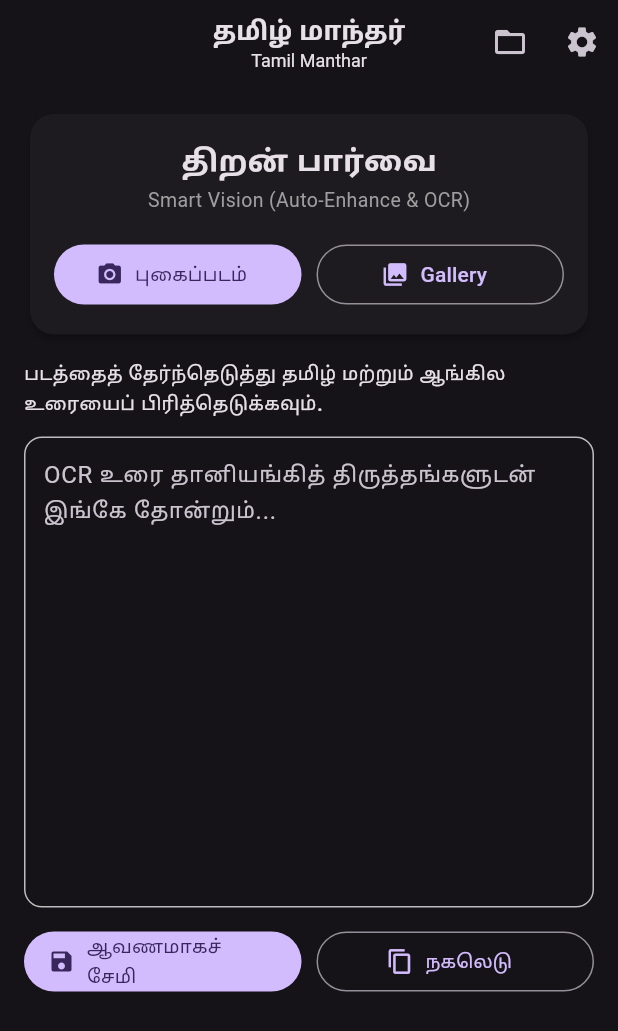
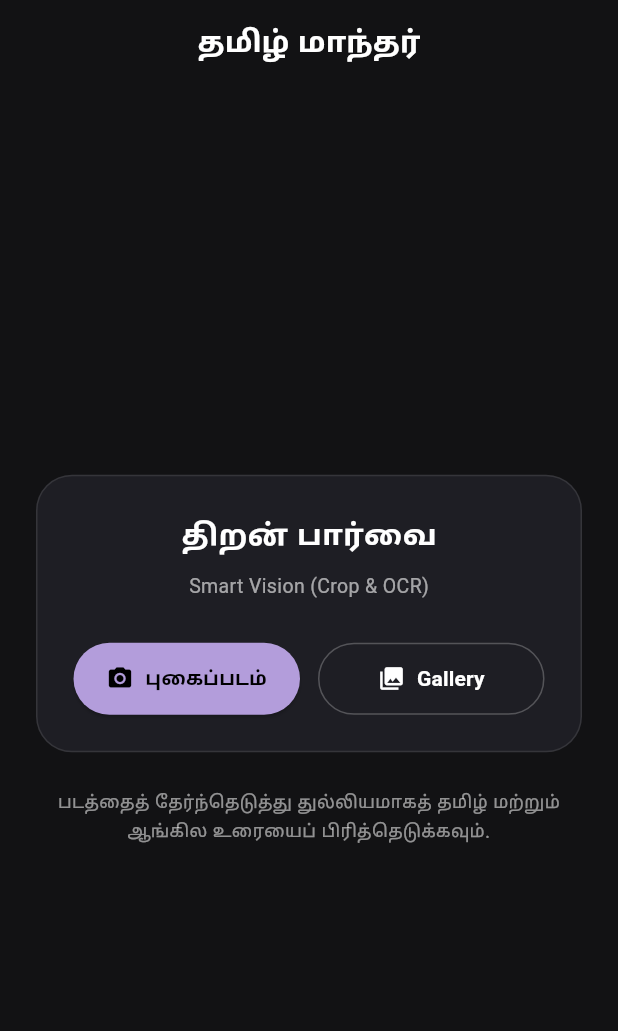
Before and after one commit to Tamilprabhat/Tamil-manthar-, a Flutter app: the screen it shows after launch, after a tap on "புகைப்படம்", on a phone screen of 412 x 824 dp. Shown: the top 1031 px of the screen. Run offline on Flutter 3.47's test engine with Material 3 defaults, Android fonts, the phone set to English and light mode, and no system bars; our stand-ins replace image_cropper, image_picker; missing offline and left inert: flutter_tesseract_ocr.

Commit message:
Add Image Cropper and A4 Document Editor Screen

```diff
--- a/lib/main.dart
+++ b/lib/main.dart
@@ -1,336 +1,154 @@
+import 'dart:io';
 import 'package:flutter/material.dart';
 import 'package:flutter/services.dart';
 import 'package:image_picker/image_picker.dart';
+import 'package:image_cropper/image_cropper.dart';
 import 'ocr_service.dart';
 
 void main() {
   runApp(const TamilMantharApp());
 }
 
-class TamilMantharApp extends StatefulWidget {
+class TamilMantharApp extends StatelessWidget {
   const TamilMantharApp({super.key});
-
-  @override
-  State<TamilMantharApp> createState() => _TamilMantharAppState();
-}
-
-class _TamilMantharAppState extends State<TamilMantharApp> {
-  ThemeMode _themeMode = ThemeMode.dark;
-  double _fontSize = 16.0;
-
-  void _toggleTheme(bool isDark) {
-    setState(() {
-      _themeMode = isDark ? ThemeMode.dark : ThemeMode.light;
-    });
-  }
-
-  void _changeFontSize(double size) {
-    setState(() {
-      _fontSize = size;
-    });
-  }
 
   @override
   Widget build(BuildContext context) {
     return MaterialApp(
-      title: 'Tamil Manthar',
+      title: 'தமிழ் மாந்தர்',
       debugShowCheckedModeBanner: false,
-      themeMode: _themeMode,
-      theme: ThemeData(
-        useMaterial3: true,
-        brightness: Brightness.light,
-        colorSchemeSeed: Colors.deepPurple,
+      theme: ThemeData.dark().copyWith(
+        scaffoldBackgroundColor: const Color(0xFF121214),
+        colorScheme: const ColorScheme.dark(
+          primary: Color(0xFFB39DDB),
+          secondary: Color(0xFF9575CD),
+          surface: Color(0xFF1E1E24),
         ),
-      darkTheme: ThemeData(
-        useMaterial3: true,
-        brightness: Brightness.dark,
-        colorSchemeSeed: Colors.deepPurple,
       ),
-      home: HomePage(
-        isDark: _themeMode == ThemeMode.dark,
-        fontSize: _fontSize,
-        onThemeChanged: _toggleTheme,
-        onFontSizeChanged: _changeFontSize,
-      ),
+      home: const HomeScreen(),
     );
   }
 }
 
-class HomePage extends StatefulWidget {
-  final bool isDark;
-  final double fontSize;
-  final Function(bool) onThemeChanged;
-  final Function(double) onFontSizeChanged;
-
-  const HomePage({
-    super.key,
-    required this.isDark,
-    required this.fontSize,
-    required this.onThemeChanged,
-    required this.onFontSizeChanged,
-  });
+// முதல் திரை: முகப்புப் பக்கம் (Home Screen)
+class HomeScreen extends StatefulWidget {
+  const HomeScreen({super.key});
 
   @override
-  State<HomePage> createState() => _HomePageState();
+  State<HomeScreen> createState() => _HomeScreenState();
 }
 
-class _HomePageState extends State<HomePage> {
-  final _picker = ImagePicker();
-  final _ocr = OcrService();
-  final _textController = TextEditingController();
+class _HomeScreenState extends State<HomeScreen> {
+  final ImagePicker _picker = ImagePicker();
+  final OcrService _ocrService = OcrService();
+  bool _isLoading = false;
 
-  bool _busy = false;
-  String _status = 'படத்தைத் தேர்ந்தெடுத்து தமிழ் மற்றும் ஆங்கில உரையைப் பிரித்தெடுக்கவும்.';
-  final List<Map<String, String>> _savedDocuments = [];
+  Future<void> _pickAndProcessImage(ImageSource source) async {
+    try {
+      final XFile? pickedFile = await _picker.pickImage(source: source);
+      if (pickedFile == null) return;
 
-  Future<void> _pick(ImageSource source) async {
-    try {
-      final image = await _picker.pickImage(source: source);
-      if (image == null) return;
-
-      setState(() {
-        _busy = true;
-        _status = 'நிழல் நீக்கப்பட்டு உரை பிரித்தெடுக்கப்படுகிறது... காத்திருக்கவும்.';
-      });
-
-      final result = await _ocr.extractText(image.path);
-
-      setState(() {
-        _textController.text = result;
-        _status = result.trim().isEmpty
-            ? 'எழுத்துக்கள் எதுவும் கண்டறியப்படவில்லை.'
-            : 'OCR முடிந்தது (வெளிச்ச சீரமைப்புடன்).';
-      });
-    } catch (e) {
-      setState(() {
-        _status = 'OCR பிழை: $e';
-      });
-    } finally {
-      setState(() {
-        _busy = false;
-      });
-    }
-  }
-
-  void _saveAsDocument() {
-    if (_textController.text.trim().isEmpty) {
-      ScaffoldMessenger.of(context).showSnackBar(
-        const SnackBar(content: Text('சேமிப்பதற்கு உரை எதுவும் இல்லை!')),
-      );
-      return;
-    }
-
-    final titleController = TextEditingController(
-      text: 'ஆவணம் ${_savedDocuments.length + 1}',
+      // கிராப்பிங் திரை திறத்தல்
+      CroppedFile? croppedFile = await ImageCropper().cropImage(
+        sourcePath: pickedFile.path,
+        uiSettings: [
+          AndroidUiSettings(
+            toolbarTitle: 'படத்தை ஒழுங்கமைக்கவும்',
+            toolbarColor: const Color(0xFF1E1E24),
+            toolbarWidgetColor: Colors.white,
+            initAspectRatio: CropAspectRatioPreset.original,
+            lockAspectRatio: false,
+          ),
+        ],
       );
 
-    showDialog(
-      context: context,
-      builder: (context) => AlertDialog(
-        title: const Text('ஆவணமாகச் சேமிக்க'),
-        content: TextField(
-          controller: titleController,
-          decoration: const InputDecoration(
-            labelText: 'ஆவணத் தலைப்பு',
-            border: OutlineInputBorder(),
-          ),
-        ),
-        actions: [
-          TextButton(
-            onPressed: () => Navigator.pop(context),
-            child: const Text('ரத்து'),
-          ),
-          FilledButton(
-            onPressed: () {
-              setState(() {
-                _savedDocuments.add({
-                  'title': titleController.text.trim(),
-                  'content': _textController.text,
-                  'date': DateTime.now().toString().substring(0, 16),
-                });
-              });
-              Navigator.pop(context);
-              ScaffoldMessenger.of(context).showSnackBar(
-                const SnackBar(content: Text('ஆவணம் வெற்றிகரமாகச் சேமிக்கப்பட்டது!')),
-              );
-            },
-            child: const Text('சேமி'),
-          ),
-        ],
+      if (croppedFile == null) return;
+
+      setState(() => _isLoading = true);
+
+      // OCR மூலம் உரையைப் பிரித்தெடுத்தல்
+      String extractedText = await _ocrService.extractText(croppedFile.path);
+
+      setState(() => _isLoading = false);
+
+      if (!mounted) return;
+
+      // இரண்டாவது திரைக்குச் செல்லுதல் (A4 Document Editor)
+      Navigator.push(
+        context,
+        MaterialPageRoute(
+          builder: (context) => DocumentEditorScreen(initialText: extractedText),
         ),
       );
+    } catch (e) {
+      setState(() => _isLoading = false);
+      ScaffoldMessenger.of(context).showSnackBar(
+        SnackBar(content: Text('பிழை: $e')),
+      );
     }
-
-  void _openSavedDocuments() {
-    showModalBottomSheet(
-      context: context,
-      isScrollControlled: true,
-      shape: const RoundedRectangleBorder(
-        borderRadius: BorderRadius.vertical(top: Radius.circular(20)),
-      ),
-      builder: (context) {
-        return DraggableScrollableSheet(
-          initialChildSize: 0.7,
-          minChildSize: 0.5,
-          maxChildSize: 0.95,
-          expand: false,
-          builder: (context, scrollController) {
-            return Padding(
-              padding: const EdgeInsets.all(16),
-              child: Column(
-                crossAxisAlignment: CrossAxisAlignment.start,
-                children: [
-                  Row(
-                    mainAxisAlignment: MainAxisAlignment.spaceBetween,
-                    children: [
-                      const Text(
-                        'சேமிக்கப்பட்ட ஆவணங்கள்',
-                        style: TextStyle(fontSize: 18, fontWeight: FontWeight.bold),
-                      ),
-                      IconButton(
-                        icon: const Icon(Icons.close),
-                        onPressed: () => Navigator.pop(context),
-                      )
-                    ],
-                  ),
-                  const Divider(),
-                  _savedDocuments.isEmpty
-                      ? const Expanded(
-                          child: Center(
-                            child: Text('ஆவணங்கள் எதுவும் இதுவரை சேமிக்கப்படவில்லை.'),
-                          ),
-                        )
-                      : Expanded(
-                          child: ListView.builder(
-                            controller: scrollController,
-                            itemCount: _savedDocuments.length,
-                            itemBuilder: (context, index) {
-                              final doc = _savedDocuments[index];
-                              return Card(
-                                margin: const EdgeInsets.symmetric(vertical: 6),
-                                child: ListTile(
-                                  leading: const Icon(Icons.description, color: Colors.deepPurple),
-                                  title: Text(doc['title'] ?? '', style: const TextStyle(fontWeight: FontWeight.bold)),
-                                  subtitle: Text(doc['date'] ?? ''),
-                                  trailing: IconButton(
-                                    icon: const Icon(Icons.delete_outline, color: Colors.red),
-                                    onPressed: () {
-                                      setState(() {
-                                        _savedDocuments.removeAt(index);
-                                      });
-                                      Navigator.pop(context);
-                                    },
-                                  ),
-                                  onTap: () {
-                                    setState(() {
-                                      _textController.text = doc['content'] ?? '';
-                                    });
-                                    Navigator.pop(context);
-                                  },
-                                ),
-                              );
-                            },
-                          ),
-                        ),
-                ],
-              ),
-            );
-          },
-        );
-      },
-    );
   }
 
   @override
   Widget build(BuildContext context) {
     return Scaffold(
       appBar: AppBar(
-        title: Column(
-          children: const [
-            Text('தமிழ் மாந்தர்', style: TextStyle(fontWeight: FontWeight.bold, fontSize: 19)),
-            Text('Tamil Manthar', style: TextStyle(fontSize: 12, fontWeight: FontWeight.normal)),
-          ],
+        title: const Text('தமிழ் மாந்தர்', style: TextStyle(fontWeight: FontWeight.bold)),
+        centerTitle: true,
+        backgroundColor: Colors.transparent,
+        elevation: 0,
       ),
-        centerTitle: true,
-        actions: [
-          IconButton(
-            icon: const Icon(Icons.folder_open),
-            tooltip: 'Saved Documents',
-            onPressed: _openSavedDocuments,
+      body: Center(
+        child: Padding(
+          padding: const EdgeInsets.symmetric(horizontal: 24.0),
+          child: Column(
+            mainAxisAlignment: MainAxisAlignment.center,
+            children: [
+              Container(
+                padding: const EdgeInsets.all(24),
+                decoration: BoxDecoration(
+                  color: const Color(0xFF1E1E24),
+                  borderRadius: BorderRadius.circular(24),
+                  border: Border.all(color: Colors.white10),
                 ),
-          IconButton(
-            icon: const Icon(Icons.settings),
-            tooltip: 'Settings',
-            onPressed: () {
-              showModalBottomSheet(
-                context: context,
-                builder: (context) => Padding(
-                  padding: const EdgeInsets.all(20),
-                  child: Column(
-                    mainAxisSize: MainAxisSize.min,
-                    children: [
-                      SwitchListTile(
-                        title: const Text('இருள் முறை (Dark Mode)'),
-                        value: widget.isDark,
-                        onChanged: (val) {
-                          widget.onThemeChanged(val);
-                          Navigator.pop(context);
-                        },
-                      ),
-                      const SizedBox(height: 10),
-                      Text('எழுத்து அளவு: ${widget.fontSize.toInt()} sp'),
-                      Slider(
-                        min: 12.0,
-                        max: 26.0,
-                        divisions: 7,
-                        value: widget.fontSize,
-                        onChanged: (val) => widget.onFontSizeChanged(val),
-                      ),
-                    ],
-                  ),
-                ),
-              );
-            },
-          ),
-        ],
-      ),
-      body: SafeArea(
-        child: SingleChildScrollView(
-          padding: const EdgeInsets.all(16),
-          child: Column(
-            crossAxisAlignment: CrossAxisAlignment.stretch,
-            children: [
-              Card(
-                elevation: 2,
-                shape: RoundedRectangleBorder(borderRadius: BorderRadius.circular(16)),
-                child: Padding(
-                  padding: const EdgeInsets.all(16),
                 child: Column(
                   children: [
                     const Text(
                       'திறன் பார்வை',
-                        style: TextStyle(fontSize: 22, fontWeight: FontWeight.bold),
+                      style: TextStyle(fontSize: 22, fontWeight: FontWeight.bold, color: Colors.white),
                     ),
+                    const SizedBox(height: 8),
                     const Text(
-                        'Smart Vision (Auto-Enhance & OCR)',
-                        style: TextStyle(fontSize: 13, color: Colors.grey),
+                      'Smart Vision (Crop & OCR)',
+                      style: TextStyle(fontSize: 13, color: Colors.white60),
                     ),
-                      const SizedBox(height: 16),
+                    const SizedBox(height: 28),
                     Row(
                       children: [
                         Expanded(
-                            child: FilledButton.icon(
-                              onPressed: _busy ? null : () => _pick(ImageSource.camera),
+                          child: ElevatedButton.icon(
+                            style: ElevatedButton.styleFrom(
+                              backgroundColor: const Color(0xFFB39DDB),
+                              foregroundColor: Colors.black,
+                              padding: const EdgeInsets.symmetric(vertical: 14),
+                              shape: RoundedRectangleBorder(borderRadius: BorderRadius.circular(30)),
+                            ),
+                            onPressed: _isLoading ? null : () => _pickAndProcessImage(ImageSource.camera),
                             icon: const Icon(Icons.camera_alt),
-                              label: const Text('புகைப்படம்'),
+                            label: const Text('புகைப்படம்', style: TextStyle(fontWeight: FontWeight.bold)),
                           ),
                         ),
-                          const SizedBox(width: 10),
+                        const SizedBox(width: 12),
                         Expanded(
                           child: OutlinedButton.icon(
-                              onPressed: _busy ? null : () => _pick(ImageSource.gallery),
+                            style: OutlinedButton.styleFrom(
+                              foregroundColor: Colors.white,
+                              side: const BorderSide(color: Colors.white24),
+                              padding: const EdgeInsets.symmetric(vertical: 14),
+                              shape: RoundedRectangleBorder(borderRadius: BorderRadius.circular(30)),
+                            ),
+                            onPressed: _isLoading ? null : () => _pickAndProcessImage(ImageSource.gallery),
                             icon: const Icon(Icons.photo_library),
-                              label: const Text('Gallery'),
+                            label: const Text('Gallery', style: TextStyle(fontWeight: FontWeight.bold)),
                           ),
                         ),
                       ],
@@ -338,50 +156,20 @@ class _HomePageState extends State<HomePage> {
                   ],
                 ),
               ),
-              ),
-              const SizedBox(height: 12),
-              Text(_status, style: const TextStyle(fontWeight: FontWeight.w500)),
-              const SizedBox(height: 12),
-              Container(
-                decoration: BoxDecoration(
-                  border: Border.all(color: Colors.grey.shade400),
-                  borderRadius: BorderRadius.circular(12),
-                ),
-                child: TextField(
-                  controller: _textController,
-                  maxLines: 12,
-                  style: TextStyle(fontSize: widget.fontSize, height: 1.5),
-                  decoration: const InputDecoration(
-                    hintText: 'OCR உரை தானியங்கித் திருத்தங்களுடன் இங்கே தோன்றும்...',
-                    border: InputBorder.none,
-                    contentPadding: EdgeInsets.all(12),
-                  ),
-                ),
-              ),
-              const SizedBox(height: 12),
-              Row(
+              const SizedBox(height: 24),
+              if (_isLoading)
+                const Column(
                   children: [
-                  Expanded(
-                    child: FilledButton.icon(
-                      onPressed: _saveAsDocument,
-                      icon: const Icon(Icons.save),
-                      label: const Text('ஆவணமாகச் சேமி'),
-                    ),
-                  ),
-                  const SizedBox(width: 10),
-                  Expanded(
-                    child: OutlinedButton.icon(
-                      onPressed: () {
-                        Clipboard.setData(ClipboardData(text: _textController.text));
-                        ScaffoldMessenger.of(context).showSnackBar(
-                          const SnackBar(content: Text('உரை நகலெடுக்கப்பட்டது!')),
-                        );
-                      },
-                      icon: const Icon(Icons.copy),
-                      label: const Text('நகலெடு'),
-                    ),
-                  ),
+                    CircularProgressIndicator(color: Color(0xFFB39DDB)),
+                    SizedBox(height: 12),
+                    Text('படம் தூய்மைப்படுத்தப்பட்டு உரை வாசிக்கப்படுகிறது...', style: TextStyle(color: Colors.white70)),
                   ],
+                )
+              else
+                const Text(
+                  'படத்தைத் தேர்ந்தெடுத்து துல்லியமாகத் தமிழ் மற்றும் ஆங்கில உரையைப் பிரித்தெடுக்கவும்.',
+                  textAlign: TextAlign.center,
+                  style: TextStyle(color: Colors.white54, fontSize: 13),
                 ),
             ],
           ),
@@ -390,3 +178,97 @@ class _HomePageState extends State<HomePage> {
     );
   }
 }
+
+// இரண்டாவது திரை: A4 தாள் ஆவண எடிட்டர் (Document Editor Screen)
+class DocumentEditorScreen extends StatefulWidget {
+  final String initialText;
+  const DocumentEditorScreen({super.key, required this.initialText});
+
+  @override
+  State<DocumentEditorScreen> createState() => _DocumentEditorScreenState();
+}
+
+class _DocumentEditorScreenState extends State<DocumentEditorScreen> {
+  late TextEditingController _controller;
+
+  @override
+  void initState() {
+    super.initState();
+    _controller = TextEditingController(text: widget.initialText);
+  }
+
+  @override
+  void dispose() {
+    _controller.dispose();
+    super.dispose();
+  }
+
+  void _copyToClipboard() {
+    Clipboard.setData(ClipboardData(text: _controller.text));
+    ScaffoldMessenger.of(context).showSnackBar(
+      const SnackBar(content: Text('உரை நகலெடுக்கப்பட்டது!')),
+    );
+  }
+
+  @override
+  Widget build(BuildContext context) {
+    return Scaffold(
+      backgroundColor: const Color(0xFF0F0F12),
+      appBar: AppBar(
+        title: const Text('ஆவணத் தாள் (A4)', style: TextStyle(fontSize: 16)),
+        backgroundColor: const Color(0xFF1E1E24),
+        elevation: 0,
+        actions: [
+          IconButton(
+            icon: const Icon(Icons.copy),
+            tooltip: 'நகலெடு',
+            onPressed: _copyToClipboard,
+          ),
+          IconButton(
+            icon: const Icon(Icons.check),
+            tooltip: 'முடித்தல்',
+            onPressed: () => Navigator.pop(context),
+          ),
+        ],
+      ),
+      body: SingleChildScrollView(
+        padding: const EdgeInsets.symmetric(horizontal: 16.0, vertical: 20.0),
+        child: Center(
+          child: Container(
+            constraints: const BoxConstraints(maxWidth: 600, minHeight: 700),
+            padding: const EdgeInsets.all(28.0),
+            decoration: BoxDecoration(
+              color: const Color(0xFF18181E),
+              borderRadius: BorderRadius.circular(8),
+              boxShadow: [
+                BoxShadow(
+                  color: Colors.black.withOpacity(0.5),
+                  blurRadius: 15,
+                  offset: const Offset(0, 5),
+                ),
+              ],
+              border: Border.all(color: Colors.white12),
+            ),
+            child: TextField(
+              controller: _controller,
+              maxLines: null,
+              keyboardType: TextInputType.multiline,
+              style: const TextStyle(
+                color: Color(0xFFE2E8F0),
+                fontSize: 16.0,
+                height: 1.8,
+                letterSpacing: 0.3,
+                fontFamily: 'Roboto',
+              ),
+              decoration: const InputDecoration(
+                border: InputBorder.none,
+                hintText: 'உரையை இங்கே தட்டச்சு செய்து திருத்தலாம்...',
+                hintStyle: TextStyle(color: Colors.white24),
+              ),
+            ),
+          ),
+        ),
+      ),
+    );
+  }
+}
--- a/pubspec.yaml
+++ b/pubspec.yaml
@@ -7,6 +7,7 @@ environment:
   sdk: ">=3.0.0 <4.0.0"
 
 dependencies:
+  image_cropper: ^8.0.2
   flutter:
     sdk: flutter
   image_picker: ^1.1.2
@@ -14,6 +15,7 @@ dependencies:
   flutter_tesseract_ocr: ^0.4.31
 
 dev_dependencies:
+  image_cropper: ^8.0.2
   flutter_test:
     sdk: flutter
   flutter_lints: ^4.0.0
```
Lines whose indentation alone changed are shown as unchanged.
